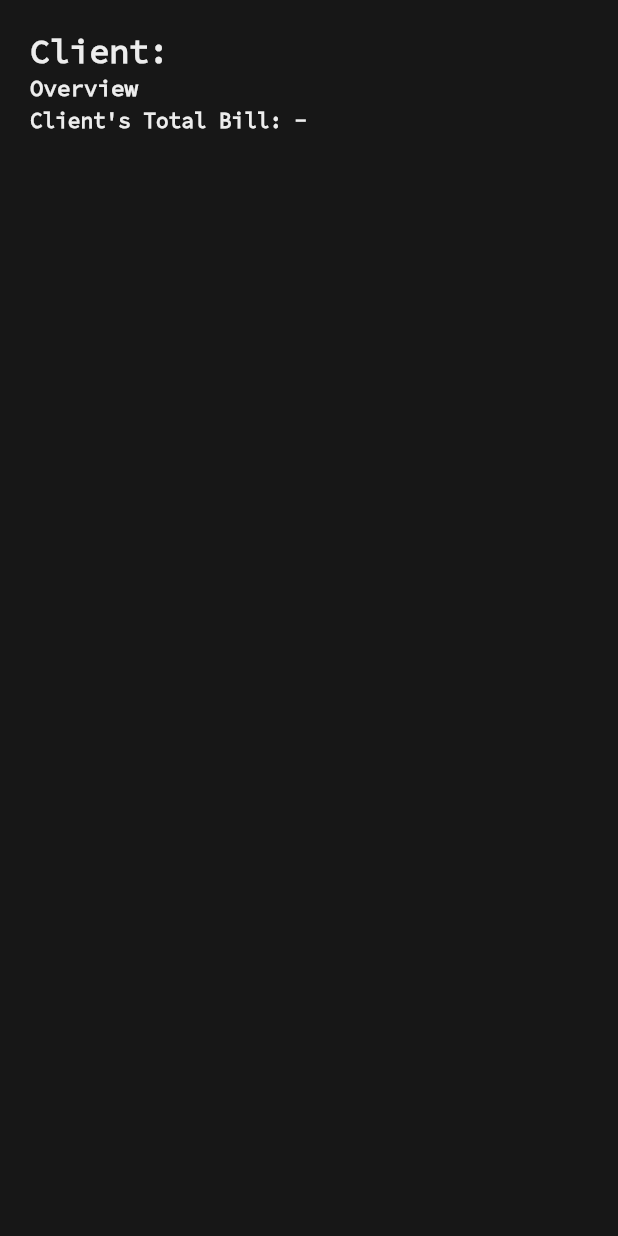
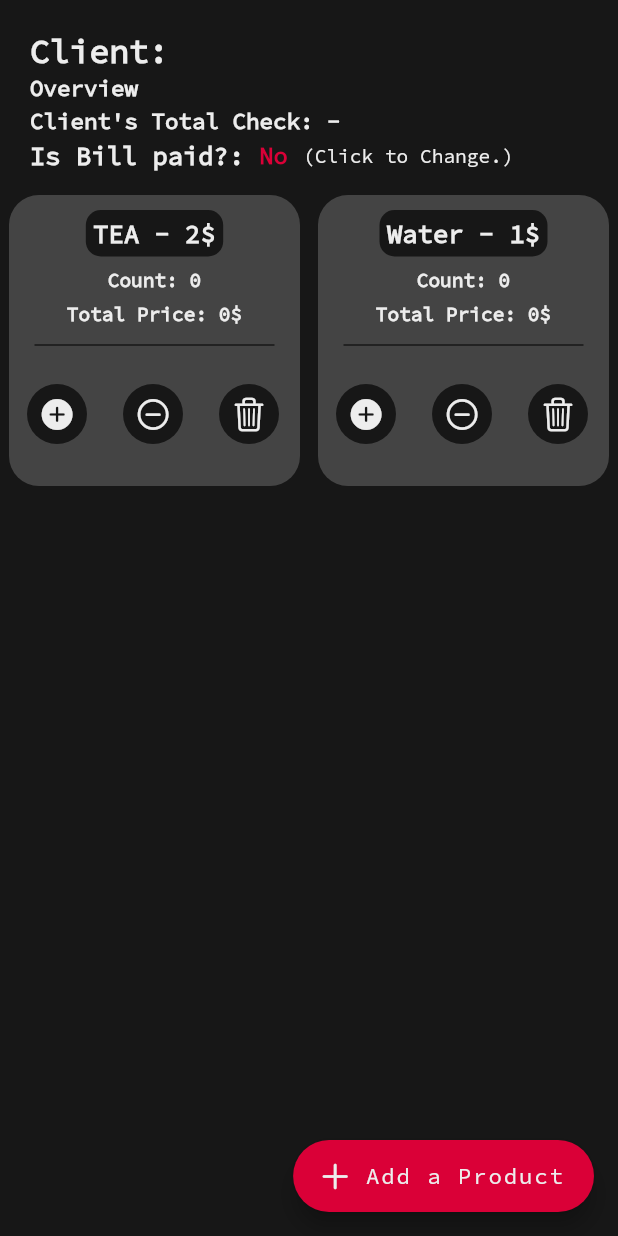
Before and after one commit to kyuzo021/offic3, a Flutter app: the ClientScreen screen opened directly with empty values, on a phone screen of 412 x 824 dp. Run offline on Flutter 3.47's test engine with Material 2 defaults, Android fonts, the phone set to English and light mode, and no system bars; our stand-ins replace animated_text_kit.

Commit message:
version 0.6 -not completed-

```diff
--- a/lib/constants_globals.dart
+++ /dev/null
@@ -1,37 +0,0 @@
-import 'package:flutter/material.dart';
-
-//Colors:
-const kColor1 = Color(0xFF171717);
-const kColor2 = Color(0xFF444444);
-const kColor3 = Color(0xFFDA0037);
-const kColor4 = Color(0xFFEDEDED);
-
-
-const kStandardPadding = EdgeInsetsDirectional.only(
-  top: 8.0,
-  bottom: 8.0,
-  start: 20.0,
-);
-
-const kStandardEdging = EdgeInsets.only(top: 5.0, bottom: 5.0, left: 5.0, right: 5.0,);
-
-
-//Global Text Styles
-const kLabelTextStyle = TextStyle(
-  fontFamily: 'SourceCodePro',
-  fontSize: 20,
-  color: kColor4,
-);
-
-const kStandardTextStyle = TextStyle(
-  fontFamily: 'SourceCodePro',
-  fontSize: 15,
-  color: kColor4,
-);
-
-const kLabelTextStyle2 = TextStyle(
-  fontFamily: 'SourceCodePro',
-  fontSize: 22,
-  fontWeight: FontWeight.w900,
-  color: kColor4,
-);
--- /dev/null
+++ b/lib/consts, globals/constants_globals.dart
@@ -0,0 +1,68 @@
+import 'package:flutter/material.dart';
+import 'package:flutter/widgets.dart';
+
+//Colors:
+const kColor1 = Color(0xFF171717);
+const kColor2 = Color(0xFF444444);
+const kColor3 = Color(0xFFDA0037);
+const kColor4 = Color(0xFFEDEDED);
+
+
+const kStandardPadding = EdgeInsetsDirectional.only(
+  top: 8.0,
+  bottom: 8.0,
+  start: 20.0,
+);
+
+const kStandardEdging = EdgeInsets.only(top: 5.0, bottom: 5.0, left: 5.0, right: 5.0,);
+
+
+//Global Label Styles
+const kLabelTextStyle = TextStyle(
+  fontFamily: 'SourceCodePro',
+  fontSize: 20,
+  color: kColor4,
+);
+
+const kLabelTextStyle2 = TextStyle(
+  fontFamily: 'SourceCodePro',
+  fontSize: 22,
+  fontWeight: FontWeight.w900,
+  color: kColor4,
+);
+
+//Global Text Styles
+
+const kStandardTextStyle = TextStyle(
+  fontFamily: 'SourceCodePro',
+  fontSize: 15,
+  color: kColor4,
+);
+
+const kStandardTextStyle5 = TextStyle(
+  fontFamily: 'SourceCodePro',
+  fontSize: 9,
+  color: kColor4,
+  fontWeight: FontWeight.bold,
+);
+
+const kStandardTextStyle4 = TextStyle(
+  fontFamily: 'SourceCodePro',
+  fontSize: 13,
+  color: kColor4,
+  fontWeight: FontWeight.bold,
+);
+
+const kStandardTextStyle2 = TextStyle(
+  fontFamily: 'SourceCodePro',
+  fontSize: 15,
+  fontWeight: FontWeight.bold,
+  color: kColor4,
+);
+
+const kStandardTextStyle3 = TextStyle(
+  fontFamily: 'SourceCodePro',
+  fontSize: 17,
+  fontWeight: FontWeight.bold,
+  color: kColor4,
+);
--- a/lib/main.dart
+++ b/lib/main.dart
@@ -1,5 +1,5 @@
 import 'package:flutter/material.dart';
-import 'package:offic3/constants_globals.dart';
+import 'package:offic3/consts,%20globals/constants_globals.dart';
 import 'package:offic3/screens/welcome_screen.dart';
 
 void main() {
--- /dev/null
+++ b/lib/reusables/reusable_clientcard.dart
@@ -0,0 +1,123 @@
+import 'package:flutter/cupertino.dart';
+import 'package:flutter/material.dart';
+import 'package:offic3/consts,%20globals/constants_globals.dart';
+
+class ReusableClientCard extends StatefulWidget {
+  ReusableClientCard(
+      {Key? key,
+      required this.productname,
+      required this.unitprice,
+      required this.indexForclientcard,
+      required this.delete})
+      : super(key: key);
+
+  final String productname;
+  final int unitprice;
+  int indexForclientcard;
+  final void Function(int) delete;
+
+  @override
+  State<ReusableClientCard> createState() => _ReusableClientCardState();
+}
+
+class _ReusableClientCardState extends State<ReusableClientCard> {
+  int productcount = 0;
+
+  totalpricecalculator() {
+    return productcount * widget.unitprice;
+  }
+
+  @override
+  Widget build(BuildContext context) {
+    return Container(
+      margin: const EdgeInsetsDirectional.all(6),
+      padding: const EdgeInsetsDirectional.only(
+        top: 10,
+        bottom: 10,
+      ),
+      decoration: BoxDecoration(
+        color: kColor2,
+        borderRadius: BorderRadius.circular(20),
+      ),
+      child: Column(
+        children: [
+          Container(
+            decoration: BoxDecoration(
+                color: kColor1, borderRadius: BorderRadius.circular(10)),
+            padding: const EdgeInsetsDirectional.all(5),
+            child: Text(
+              "${widget.productname} - ${widget.unitprice}\$",
+              style: kStandardTextStyle3,
+            ),
+          ),
+          const SizedBox(height: 7),
+          Text(
+            "Count: $productcount",
+            style: kStandardTextStyle4,
+          ),
+          const SizedBox(height: 7),
+          Text(
+            "Total Price: ${totalpricecalculator()}\$",
+            style: kStandardTextStyle4,
+          ),
+          const SizedBox(height: 5),
+          const Divider(
+            thickness: 1,
+            color: kColor1,
+            endIndent: 17,
+            indent: 17,
+          ),
+          Expanded(
+            child: Row(
+              children: [
+                TextButton(
+                  onPressed: () {
+                    setState(() {
+                      productcount += 1;
+                    });
+                  },
+                  child: const Icon(
+                    CupertinoIcons.add_circled_solid,
+                    color: kColor4,
+                  ),
+                  style: TextButton.styleFrom(
+                    backgroundColor: kColor1,
+                    shape: const CircleBorder(),
+                  ),
+                ),
+                TextButton(
+                  onPressed: () {
+                    setState(() {
+                      productcount == 0 ? productcount -= 0 : productcount -= 1;
+                    });
+                  },
+                  child: const Icon(
+                    CupertinoIcons.minus_circle,
+                    color: kColor4,
+                  ),
+                  style: TextButton.styleFrom(
+                    backgroundColor: kColor1,
+                    shape: const CircleBorder(),
+                  ),
+                ),
+                TextButton(
+                  onPressed: () {
+                      widget.delete(widget.indexForclientcard);
+                  },
+                  child: const Icon(
+                    CupertinoIcons.delete,
+                    color: kColor4,
+                  ),
+                  style: TextButton.styleFrom(
+                    backgroundColor: kColor1,
+                    shape: const CircleBorder(),
+                  ),
+                ),
+              ],
+            ),
+          ),
+        ],
+      ),
+    );
+  }
+}
--- a/lib/reusables/reusable_clientoverviewcard.dart
+++ b/lib/reusables/reusable_clientlistcard.dart
@@ -1,9 +1,9 @@
 import 'package:flutter/material.dart';
-import 'package:offic3/constants_globals.dart';
+import 'package:offic3/consts,%20globals/constants_globals.dart';
 import 'package:offic3/screens/client_screen.dart';
 
-class ClientOverviewCard extends StatelessWidget {
-  const ClientOverviewCard({Key? key, required this.clientNameInput, required this.index2})
+class ReusableClientListCard extends StatelessWidget {
+  const ReusableClientListCard({Key? key, required this.clientNameInput, required this.index2})
       : super(key: key);
 
   final String clientNameInput;
--- a/lib/screens/client_screen.dart
+++ b/lib/screens/client_screen.dart
@@ -1,11 +1,10 @@
-
+import 'package:flutter/cupertino.dart';
 import 'package:flutter/material.dart';
-import 'package:offic3/constants_globals.dart';
-import 'package:offic3/reusables/reusable_clientoverviewcard.dart';
+import 'package:offic3/consts,%20globals/constants_globals.dart';
+import 'package:offic3/reusables/reusable_clientcard.dart';
 
 class ClientScreen extends StatefulWidget {
-  const ClientScreen(
-      {Key? key, required this.index3, required this.clientName})
+  const ClientScreen({Key? key, required this.index3, required this.clientName})
       : super(key: key);
 
   final int index3;
@@ -16,16 +15,47 @@ class ClientScreen extends StatefulWidget {
 }
 
 class _PrimaryScreenState extends State<ClientScreen> {
-  late String futureSoldProducts;
-  List<ClientOverviewCard> soldProductsOverviewList = [];
+  //variable for is bill paid button.
+  late bool isBillPaid = false;
+  List<ReusableClientCard> clientList = [];
+
+  //variables for floating action button.
+  late String productName;
+  late String productPrice;
+
+  //method for clientcard's delete button to work.
+  void deleteReusable(final int index) {
+    if (clientList.isNotEmpty) {
+      clientList.removeAt(index);
+      for (int i = index; i < clientList.length; i++) {
+        clientList[i].indexForclientcard = clientList[i].indexForclientcard - 1;
+      }
+      setState(() {});
+      print(clientList.length);
+    }
+  }
+
+  //This adds tea and water automatically when the screen gets created.
+  void initState() {
+    clientList.add(ReusableClientCard(
+        productname: "TEA",
+        unitprice: 2,
+        indexForclientcard: clientList.length,
+        delete: deleteReusable));
+    clientList.add(ReusableClientCard(
+        productname: "Water",
+        unitprice: 1,
+        indexForclientcard: clientList.length,
+        delete: deleteReusable));
+  }
 
   @override
   Widget build(BuildContext context) {
     return Scaffold(
-      /*floatingActionButton: FloatingActionButton.extended(
+      floatingActionButton: FloatingActionButton.extended(
         backgroundColor: kColor3,
         label: const Text(
-          'Add a Client',
+          'Add a Product',
           style: kStandardTextStyle,
         ),
         icon: const Icon(
@@ -38,23 +68,49 @@ class _PrimaryScreenState extends State<ClientScreen> {
             barrierDismissible: false,
             builder: (BuildContext context) => AlertDialog(
               backgroundColor: kColor1,
-              title: const Text('Write client\'s name.'),
-              content: TextField(
+              title: const Text('Write the name of the product and the price.'),
+              content: Column(
+                mainAxisSize: MainAxisSize.min,
+                children: [
+                  TextField(
                     keyboardType: TextInputType.text,
                     onSubmitted: (String value) {
                       setState(() {
-                    futureSoldProducts = value;
-                    soldProductsOverviewList.add(
-                      ClientOverviewCard(
-                        clientNameInput: futureSoldProducts,
-                        index2: soldProductsOverviewList.length,
+                        productName = value;
+                      });
+                    },
+                    decoration:
+                        const InputDecoration(labelText: 'Product\'s name.'),
+                  ),
+                  TextField(
+                    keyboardType: TextInputType.number,
+                    onSubmitted: (String value) {
+                      setState(() {
+                        productPrice = value;
+                      });
+                    },
+                    decoration:
+                        const InputDecoration(labelText: 'Product\'s price.'),
+                  ),
+                ],
+              ),
+              actions: [
+                TextButton(
+                  onPressed: () {
+                    setState(() {
+                      clientList.add(
+                        ReusableClientCard(
+                          productname: productName,
+                          unitprice: int.parse(productPrice),
+                          indexForclientcard: clientList.length,
+                          delete: deleteReusable,
                         ),
                       );
                     });
+                    Navigator.pop(context);
                   },
-                decoration: const InputDecoration(labelText: 'Example: Tom'),
+                  child: const Text('Create'),
                 ),
-              actions: [
                 TextButton(
                   onPressed: () {
                     Navigator.pop(context);
@@ -65,7 +121,7 @@ class _PrimaryScreenState extends State<ClientScreen> {
             ),
           );
         },
-      ),*/
+      ),
       body: SafeArea(
         child: Column(
           children: [
@@ -80,32 +136,57 @@ class _PrimaryScreenState extends State<ClientScreen> {
                     style: kLabelTextStyle2,
                   ),
                   const SizedBox(height: 1),
+                  const Text('Overview', style: kStandardTextStyle2),
+                  const SizedBox(height: 3),
                   const Text(
-                    'Overview',
+                    'Client\'s Total Check: -',
+                    style: kStandardTextStyle2,
+                  ),
+                  const SizedBox(height: 3),
+                  Row(
+                    children: [
+                      const Text(
+                        "Is Bill paid?:",
+                        style: kStandardTextStyle3,
+                      ),
+                      const SizedBox(width: 10),
+                      GestureDetector(
+                        onTap: () {
+                          setState(() {
+                            isBillPaid == false
+                                ? isBillPaid = true
+                                : isBillPaid = false;
+                          });
+                        },
+                        child: Text(
+                          isBillPaid == false ? "No" : "Yes",
+                          style: const TextStyle(
+                            fontFamily: 'SourceCodePro',
+                            fontSize: 16,
+                            fontWeight: FontWeight.w900,
+                            color: kColor3,
+                          ),
+                        ),
+                      ),
+                      const SizedBox(width: 10),
+                      const Text(
+                        "(Click to Change.)",
                         style: TextStyle(
                           fontFamily: 'SourceCodePro',
-                      fontSize: 15,
-                      fontWeight: FontWeight.bold,
+                          fontSize: 13,
                           color: kColor4,
                         ),
                       ),
-                  const SizedBox(height: 3),
-                  const Text(
-                    'Client\'s Total Bill: -',
-                    style: TextStyle(
-                      fontFamily: 'SourceCodePro',
-                      fontSize: 14,
-                      fontWeight: FontWeight.bold,
-                      color: kColor4,
+                    ],
                   ),
-                  ),
-                  const SizedBox(height: 8),
+                  const SizedBox(height: 10),
                 ],
               ),
             ),
             Expanded(
-              child: ListView(
-                children: soldProductsOverviewList,
+              child: GridView.count(
+                crossAxisCount: 2,
+                children: [...clientList],
               ),
             ),
           ],
--- a/lib/screens/daylist_screen.dart
+++ b/lib/screens/daylist_screen.dart
@@ -1,7 +1,7 @@
 import 'package:offic3/reusables/reusable_daylistcard.dart';
 import 'package:flutter/cupertino.dart';
 import 'package:flutter/material.dart';
-import 'package:offic3/constants_globals.dart';
+import 'package:offic3/consts,%20globals/constants_globals.dart';
 
 class DayListScreen extends StatefulWidget {
   const DayListScreen({Key? key}) : super(key: key);
@@ -13,7 +13,7 @@ class DayListScreen extends StatefulWidget {
 class _PrimaryScreenState extends State<DayListScreen> {
 
   late String futureDate;
-  List<ReusableDayCard> dayPageList = [];
+  List<ReusableDayListCard> dayPageList = [];
 
   @override
   Widget build(BuildContext context) {
@@ -47,7 +47,7 @@ class _PrimaryScreenState extends State<DayListScreen> {
                   setState(() {
                     futureDate = value;
                     dayPageList.add(
-                      ReusableDayCard(
+                      ReusableDayListCard(
                         dateInput: futureDate,
                         index: dayPageList.length,
                       ),
--- a/lib/screens/welcome_screen.dart
+++ b/lib/screens/welcome_screen.dart
@@ -1,7 +1,7 @@
 import 'dart:async';
 import 'package:animated_text_kit/animated_text_kit.dart';
 import 'package:flutter/material.dart';
-import 'package:offic3/constants_globals.dart';
+import 'package:offic3/consts,%20globals/constants_globals.dart';
 import 'package:offic3/screens/daylist_screen.dart';
 
 class WelcomeScreen extends StatefulWidget {
```
Also changed, not shown: lib/reusables/reusable_daylistcard.dart (+5 -5 lines), lib/screens/clientlist_screen.dart (renamed from lib/screens/client_overview_screen.dart, +7 -7 lines). Lines whose indentation alone changed are shown as unchanged.
